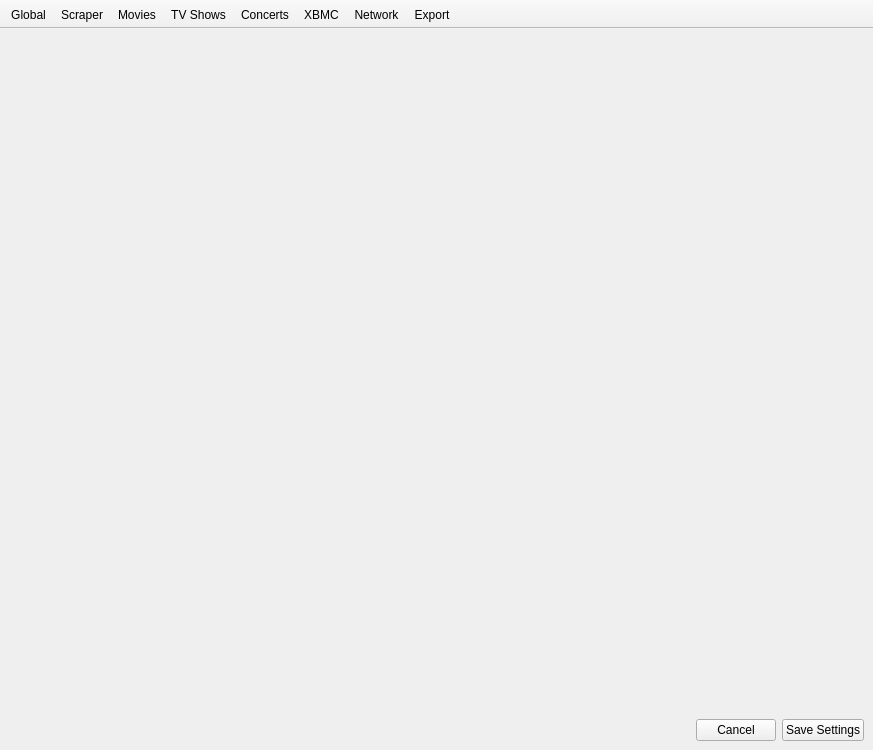
Qt form settings/SettingsWindow.ui (Komet/MediaElch) before a commit.
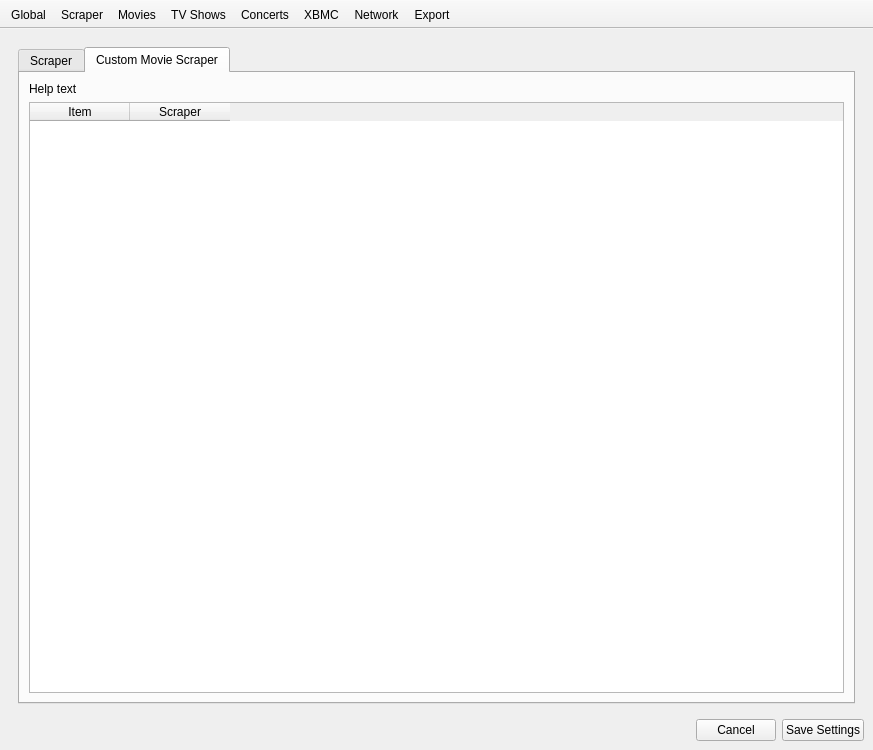
The same form after that commit. The open tabs and pages were chosen to show the change. Icons and pictures are not drawn. Custom widgets are drawn as their Qt base class.

Commit message: First things for custom scraper

What changed in the file:
```diff
--- a/settings/SettingsWindow.ui
+++ b/settings/SettingsWindow.ui
@@ -221,6 +221,13 @@
       <widget class="QWidget" name="page_1">
        <layout class="QVBoxLayout" name="verticalLayout_4">
         <item>
+         <widget class="QTabWidget" name="tabWidget">
+          <widget class="QWidget" name="tab">
+           <attribute name="title">
+            <string>Scraper</string>
+           </attribute>
+           <layout class="QVBoxLayout" name="verticalLayout_10">
+            <item>
          <layout class="QVBoxLayout" name="verticalLayoutScrapers"/>
         </item>
         <item>
@@ -231,10 +238,54 @@
           <property name="sizeHint" stdset="0">
            <size>
             <width>20</width>
-            <height>40</height>
+                <height>529</height>
            </size>
           </property>
          </spacer>
+            </item>
+           </layout>
+          </widget>
+          <widget class="QWidget" name="tab_2">
+           <attribute name="title">
+            <string>Custom Movie Scraper</string>
+           </attribute>
+           <layout class="QVBoxLayout" name="verticalLayout_11">
+            <item>
+             <widget class="QLabel" name="label_18">
+              <property name="text">
+               <string>Help text</string>
+              </property>
+             </widget>
+            </item>
+            <item>
+             <widget class="QTableWidget" name="customScraperTable">
+              <property name="editTriggers">
+               <set>QAbstractItemView::NoEditTriggers</set>
+              </property>
+              <property name="alternatingRowColors">
+               <bool>true</bool>
+              </property>
+              <property name="selectionMode">
+               <enum>QAbstractItemView::NoSelection</enum>
+              </property>
+              <attribute name="verticalHeaderVisible">
+               <bool>false</bool>
+              </attribute>
+              <column>
+               <property name="text">
+                <string>Item</string>
+               </property>
+              </column>
+              <column>
+               <property name="text">
+                <string>Scraper</string>
+               </property>
+              </column>
+             </widget>
+            </item>
+           </layout>
+          </widget>
+         </widget>
         </item>
        </layout>
       </widget>
```
Lines whose indentation alone changed are shown as unchanged. The commit also changes 13 other files.
